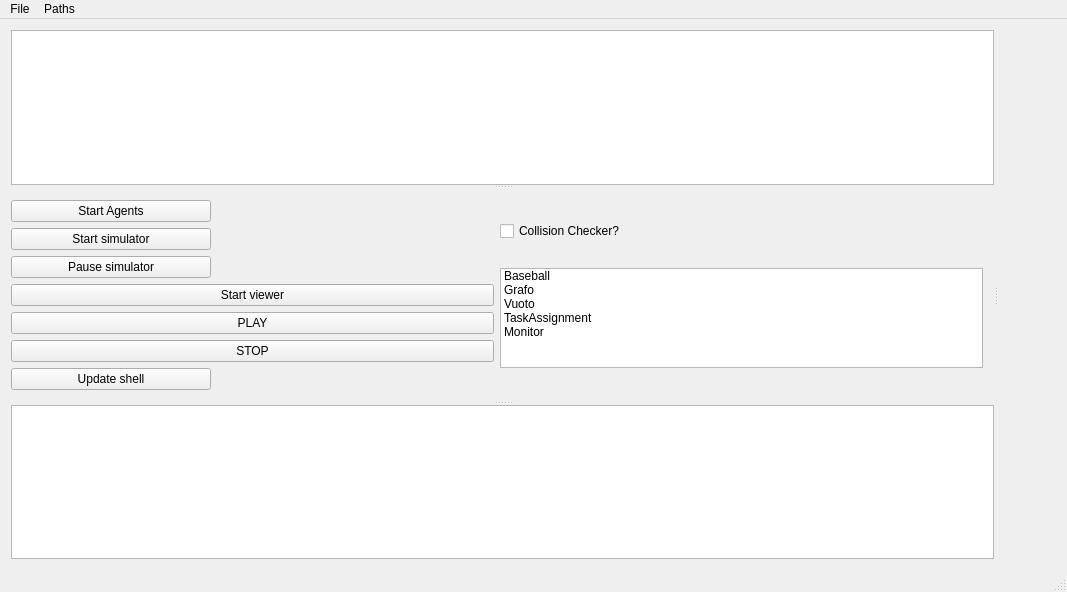
Qt form launcher/mainwindow.ui (MirkoFerrati/Ascari) before a commit.
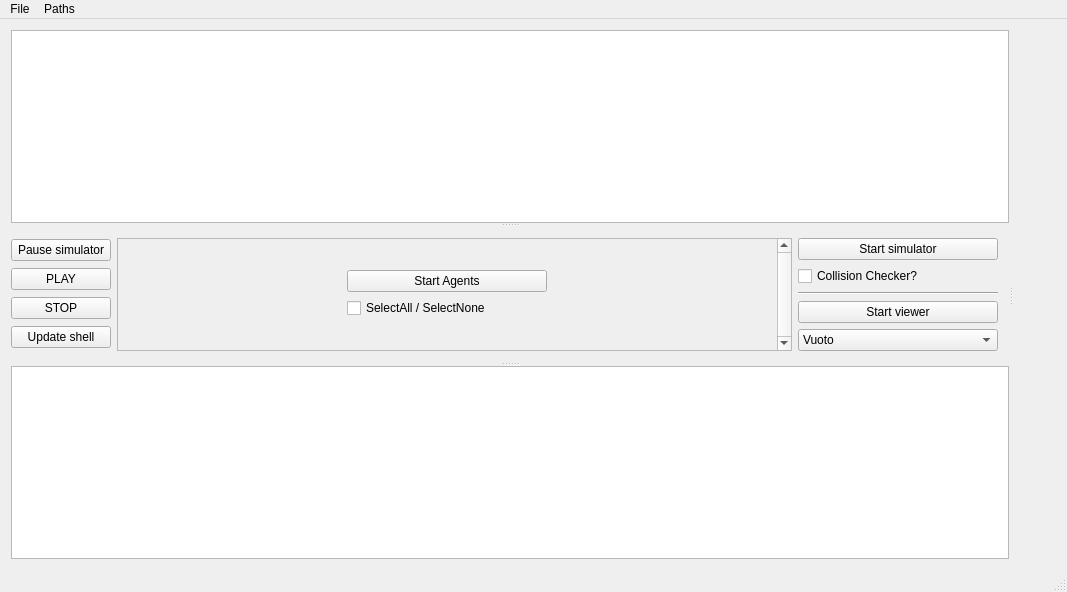
The same form after that commit.

```diff
--- a/launcher/mainwindow.ui
+++ b/launcher/mainwindow.ui
@@ -66,65 +66,21 @@
         </property>
        </widget>
        <widget class="QWidget" name="horizontalLayoutWidget">
-        <layout class="QHBoxLayout" name="horizontalLayout_2" stretch="0,0">
+        <layout class="QHBoxLayout" name="horizontalLayout_2" stretch="0,1,3">
          <property name="sizeConstraint">
-          <enum>QLayout::SetMaximumSize</enum>
+          <enum>QLayout::SetNoConstraint</enum>
          </property>
          <property name="leftMargin">
           <number>0</number>
          </property>
          <item>
-          <layout class="QVBoxLayout" name="verticalLayout_2" stretch="1,1,1,1,1,0,0">
+          <layout class="QVBoxLayout" name="verticalLayout_2" stretch="1,1,0,0">
            <property name="sizeConstraint">
             <enum>QLayout::SetMaximumSize</enum>
            </property>
            <property name="topMargin">
             <number>0</number>
            </property>
-           <item>
-            <widget class="QPushButton" name="StartAgents">
-             <property name="sizePolicy">
-              <sizepolicy hsizetype="MinimumExpanding" vsizetype="Fixed">
-               <horstretch>0</horstretch>
-               <verstretch>0</verstretch>
-              </sizepolicy>
-             </property>
-             <property name="maximumSize">
-              <size>
-               <width>200</width>
-               <height>16777215</height>
-              </size>
-             </property>
-             <property name="baseSize">
-              <size>
-               <width>100</width>
-               <height>0</height>
-              </size>
-             </property>
-             <property name="text">
-              <string>Start Agents</string>
-             </property>
-            </widget>
-           </item>
-           <item>
-            <widget class="QPushButton" name="StartSimulator">
-             <property name="sizePolicy">
-              <sizepolicy hsizetype="MinimumExpanding" vsizetype="Fixed">
-               <horstretch>0</horstretch>
-               <verstretch>0</verstretch>
-              </sizepolicy>
-             </property>
-             <property name="maximumSize">
-              <size>
-               <width>200</width>
-               <height>16777215</height>
-              </size>
-             </property>
-             <property name="text">
-              <string>Start simulator</string>
-             </property>
-            </widget>
-           </item>
            <item>
             <widget class="QPushButton" name="PauseSimulator">
              <property name="sizePolicy">
@@ -144,25 +100,6 @@
              </property>
             </widget>
            </item>
-           <item>
-            <widget class="QPushButton" name="StartViewer">
-             <property name="sizePolicy">
-              <sizepolicy hsizetype="MinimumExpanding" vsizetype="Fixed">
-               <horstretch>0</horstretch>
-               <verstretch>0</verstretch>
-              </sizepolicy>
-             </property>
-             <property name="maximumSize">
-              <size>
-               <width>500000</width>
-               <height>16777215</height>
-              </size>
-             </property>
-             <property name="text">
-              <string>Start viewer</string>
-             </property>
-            </widget>
-           </item>
            <item>
             <widget class="QPushButton" name="playall">
              <property name="sizePolicy">
@@ -171,6 +108,18 @@
                <verstretch>0</verstretch>
               </sizepolicy>
              </property>
+             <property name="maximumSize">
+              <size>
+               <width>200</width>
+               <height>16777215</height>
+              </size>
+             </property>
+             <property name="baseSize">
+              <size>
+               <width>100</width>
+               <height>0</height>
+              </size>
+             </property>
              <property name="text">
               <string>PLAY</string>
              </property>
@@ -184,6 +133,18 @@
                <verstretch>0</verstretch>
               </sizepolicy>
              </property>
+             <property name="maximumSize">
+              <size>
+               <width>200</width>
+               <height>16777215</height>
+              </size>
+             </property>
+             <property name="baseSize">
+              <size>
+               <width>100</width>
+               <height>0</height>
+              </size>
+             </property>
              <property name="text">
               <string>STOP</string>
              </property>
@@ -216,8 +177,106 @@
            </item>
           </layout>
          </item>
+         <item>
+          <widget class="QScrollArea" name="agentsContainer">
+           <property name="sizePolicy">
+            <sizepolicy hsizetype="MinimumExpanding" vsizetype="Expanding">
+             <horstretch>0</horstretch>
+             <verstretch>0</verstretch>
+            </sizepolicy>
+           </property>
+           <property name="verticalScrollBarPolicy">
+            <enum>Qt::ScrollBarAlwaysOn</enum>
+           </property>
+           <property name="widgetResizable">
+            <bool>true</bool>
+           </property>
+           <widget class="QWidget" name="widgetagent">
+            <property name="geometry">
+             <rect>
+              <x>0</x>
+              <y>0</y>
+              <width>208</width>
+              <height>189</height>
+             </rect>
+            </property>
+            <property name="sizePolicy">
+             <sizepolicy hsizetype="Expanding" vsizetype="Expanding">
+              <horstretch>0</horstretch>
+              <verstretch>0</verstretch>
+             </sizepolicy>
+            </property>
+            <layout class="QGridLayout" name="gridLayout_2">
+             <item row="1" column="0">
+              <layout class="QVBoxLayout" name="agentList">
+               <property name="spacing">
+                <number>6</number>
+               </property>
+               <property name="sizeConstraint">
+                <enum>QLayout::SetMaximumSize</enum>
+               </property>
+               <item>
+                <widget class="QPushButton" name="StartAgents">
+                 <property name="sizePolicy">
+                  <sizepolicy hsizetype="MinimumExpanding" vsizetype="Fixed">
+                   <horstretch>0</horstretch>
+                   <verstretch>0</verstretch>
+                  </sizepolicy>
+                 </property>
+                 <property name="maximumSize">
+                  <size>
+                   <width>200</width>
+                   <height>16777215</height>
+                  </size>
+                 </property>
+                 <property name="baseSize">
+                  <size>
+                   <width>100</width>
+                   <height>0</height>
+                  </size>
+                 </property>
+                 <property name="text">
+                  <string>Start Agents</string>
+                 </property>
+                </widget>
+               </item>
+               <item>
+                <widget class="QCheckBox" name="selectAll">
+                 <property name="text">
+                  <string>SelectAll / SelectNone</string>
+                 </property>
+                 <property name="tristate">
+                  <bool>true</bool>
+                 </property>
+                </widget>
+               </item>
+              </layout>
+             </item>
+            </layout>
+           </widget>
+          </widget>
+         </item>
          <item>
           <layout class="QVBoxLayout" name="verticalLayout">
+           <item>
+            <widget class="QPushButton" name="StartSimulator">
+             <property name="sizePolicy">
+              <sizepolicy hsizetype="MinimumExpanding" vsizetype="Fixed">
+               <horstretch>0</horstretch>
+               <verstretch>0</verstretch>
+              </sizepolicy>
+             </property>
+             <property name="maximumSize">
+              <size>
+               <width>200</width>
+               <height>16777215</height>
+              </size>
+             </property>
+             <property name="text">
+              <string>Start simulator</string>
+             </property>
+            </widget>
+           </item>
            <item>
             <widget class="QCheckBox" name="collisionEnabler">
              <property name="text">
@@ -226,35 +285,54 @@
             </widget>
            </item>
            <item>
-            <widget class="QListWidget" name="selectViewType">
+            <widget class="Line" name="line">
+             <property name="orientation">
+              <enum>Qt::Horizontal</enum>
+             </property>
+            </widget>
+           </item>
+           <item>
+            <widget class="QPushButton" name="StartViewer">
              <property name="sizePolicy">
-              <sizepolicy hsizetype="Expanding" vsizetype="Expanding">
-               <horstretch>1</horstretch>
+              <sizepolicy hsizetype="MinimumExpanding" vsizetype="Fixed">
+               <horstretch>0</horstretch>
                <verstretch>0</verstretch>
               </sizepolicy>
              </property>
-             <property name="minimumSize">
-              <size>
-               <width>100</width>
-               <height>0</height>
-              </size>
-             </property>
              <property name="maximumSize">
               <size>
-               <width>500000</width>
-               <height>100</height>
+               <width>200</width>
+               <height>16777215</height>
               </size>
              </property>
-             <item>
-              <property name="text">
-               <string>Baseball</string>
-              </property>
-             </item>
-             <item>
-              <property name="text">
-               <string>Grafo</string>
-              </property>
-             </item>
+             <property name="baseSize">
+              <size>
+               <width>100</width>
+               <height>0</height>
+              </size>
+             </property>
+             <property name="text">
+              <string>Start viewer</string>
+             </property>
+            </widget>
+           </item>
+           <item>
+            <widget class="QComboBox" name="selectViewType">
+             <property name="sizePolicy">
+              <sizepolicy hsizetype="Fixed" vsizetype="Fixed">
+               <horstretch>0</horstretch>
+               <verstretch>0</verstretch>
+              </sizepolicy>
+             </property>
+             <property name="minimumSize">
+              <size>
+               <width>200</width>
+               <height>0</height>
+              </size>
+             </property>
+             <property name="maxVisibleItems">
+              <number>1</number>
+             </property>
              <item>
               <property name="text">
                <string>Vuoto</string>
```
Left out of the diff: 11 changed lines with no effect on the pictures.
